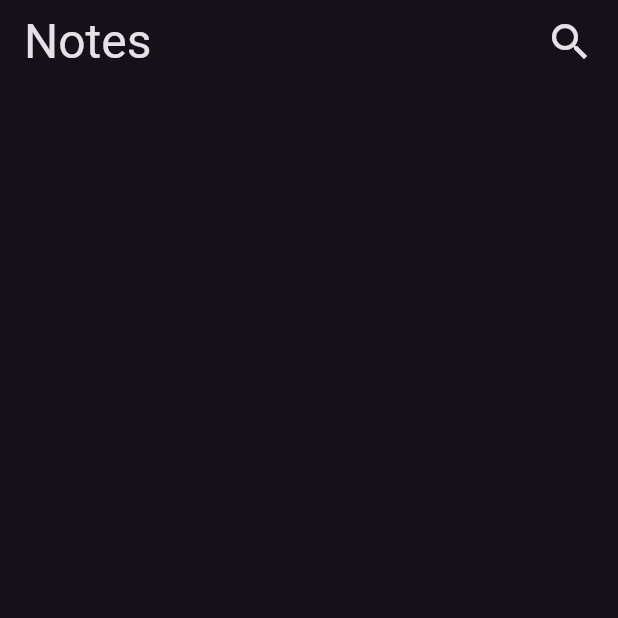
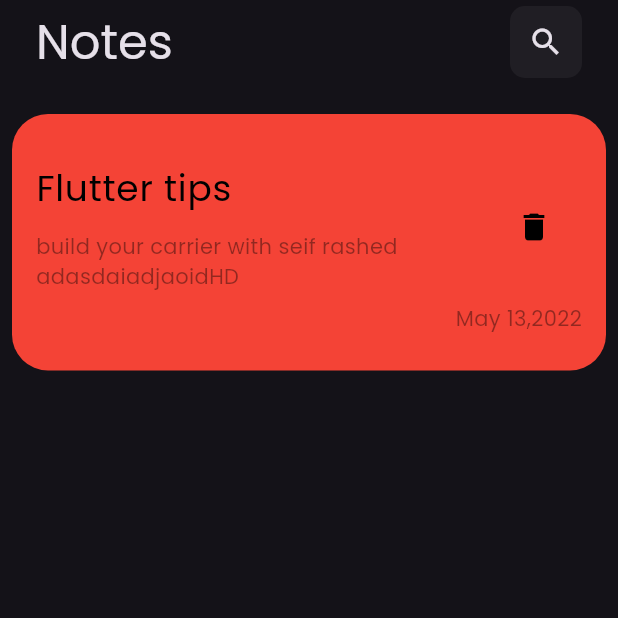
Before and after one commit to SeifRashedd/Notes_app, a Flutter app: the screen it shows after launch, on a phone screen of 412 x 824 dp, the top half of it. Run offline on Flutter 3.47's test engine with Material 3 defaults, Android fonts, the phone set to English and light mode, and no system bars.

Commit message:
build first note iteam and change the font

```diff
--- a/lib/main.dart
+++ b/lib/main.dart
@@ -14,7 +14,7 @@ class NotesApp extends StatelessWidget {
   Widget build(BuildContext context) {
     return MaterialApp(
         debugShowCheckedModeBanner: false,
-        theme: ThemeData.dark(),
+        theme: ThemeData(brightness: Brightness.dark, fontFamily: 'Poppins'),
         home: NotePadge());
   }
 }
--- a/lib/views/note_page.dart
+++ b/lib/views/note_page.dart
@@ -1,5 +1,7 @@
 // ignore_for_file: prefer_const_constructors, prefer_const_literals_to_create_immutables
 import 'package:flutter/material.dart';
+import 'package:notesapp/widgets/custom_search_icon.dart';
+import 'package:notesapp/widgets/note_item.dart';
 
 class NotePadge extends StatelessWidget {
   const NotePadge({super.key});
@@ -8,7 +10,9 @@ class NotePadge extends StatelessWidget {
   Widget build(BuildContext context) {
     return Scaffold(
         appBar: AppBar(
-        title: Row(
+          title: Padding(
+            padding: const EdgeInsets.symmetric(horizontal: 8),
+            child: Row(
               children: [
                 Text(
                   'Notes',
@@ -17,13 +21,21 @@ class NotePadge extends StatelessWidget {
                 Spacer(
                   flex: 1,
                 ),
-            Icon(
-              Icons.search,
-              size: 32,
-            ),
+                CustomSearchIcon()
               ],
             ),
           ),
-    );
+        ),
+        body: Padding(
+          padding: const EdgeInsets.symmetric(horizontal: 8),
+          child: Column(
+            children: [
+              SizedBox(
+                height: 20,
+              ),
+              NoteItem()
+            ],
+          ),
+        ));
   }
 }
--- /dev/null
+++ b/lib/widgets/custom_search_icon.dart
@@ -0,0 +1,18 @@
+import 'package:flutter/material.dart';
+
+class CustomSearchIcon extends StatelessWidget {
+  const CustomSearchIcon({super.key});
+
+  @override
+  Widget build(BuildContext context) {
+    return Container(
+      width: 48,
+      height: 48,
+      decoration: BoxDecoration(
+        color: Colors.white.withOpacity(0.05),
+        borderRadius: BorderRadius.circular(10),
+      ),
+      child: IconButton(onPressed: () {}, icon: const Icon(Icons.search)),
+    );
+  }
+}
--- /dev/null
+++ b/lib/widgets/note_item.dart
@@ -0,0 +1,44 @@
+import 'package:flutter/material.dart';
+
+class NoteItem extends StatelessWidget {
+  const NoteItem({super.key});
+
+  @override
+  Widget build(BuildContext context) {
+    return Container(
+      padding: const EdgeInsets.only(top: 24, bottom: 25),
+      decoration: BoxDecoration(
+        color: Colors.red,
+        borderRadius: BorderRadius.circular(24),
+      ),
+      child: Column(
+        crossAxisAlignment: CrossAxisAlignment.end,
+        children: [
+          ListTile(
+            title: const Text(
+              'Flutter tips',
+              style: TextStyle(
+                  fontFamily: 'Poppins', color: Colors.black, fontSize: 24),
+            ),
+            subtitle: Padding(
+              padding: const EdgeInsets.only(right: 24, top: 10),
+              child: Text(
+                'build your carrier with seif rashed adasdaiadjaoidHD',
+                style: TextStyle(color: Colors.black.withOpacity(.4)),
+              ),
+            ),
+            trailing: IconButton(
+              onPressed: () {},
+              icon: const Icon(Icons.delete),
+              color: Colors.black,
+            ),
+          ),
+          Text(
+            'May 13,2022    ',
+            style: TextStyle(color: Colors.black.withOpacity(.4), fontSize: 14),
+          ),
+        ],
+      ),
+    );
+  }
+}
```
Also changed, not shown: pubspec.yaml (+7 -15 lines), assets/fonts/Poppins-Regular.ttf (added). Lines whose indentation alone changed are shown as unchanged.
